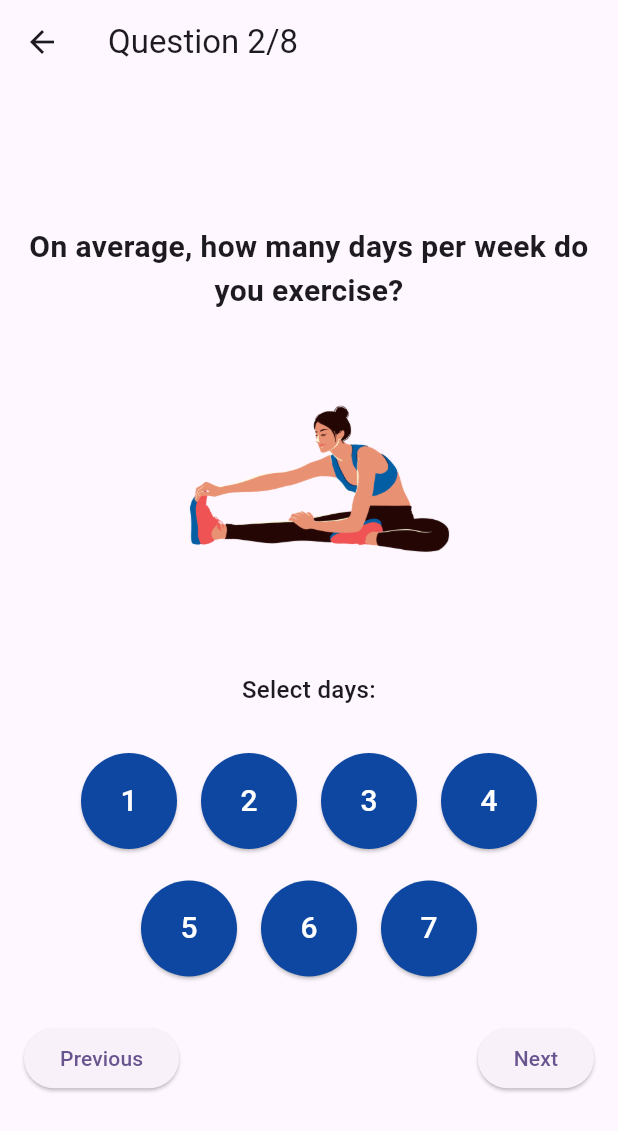
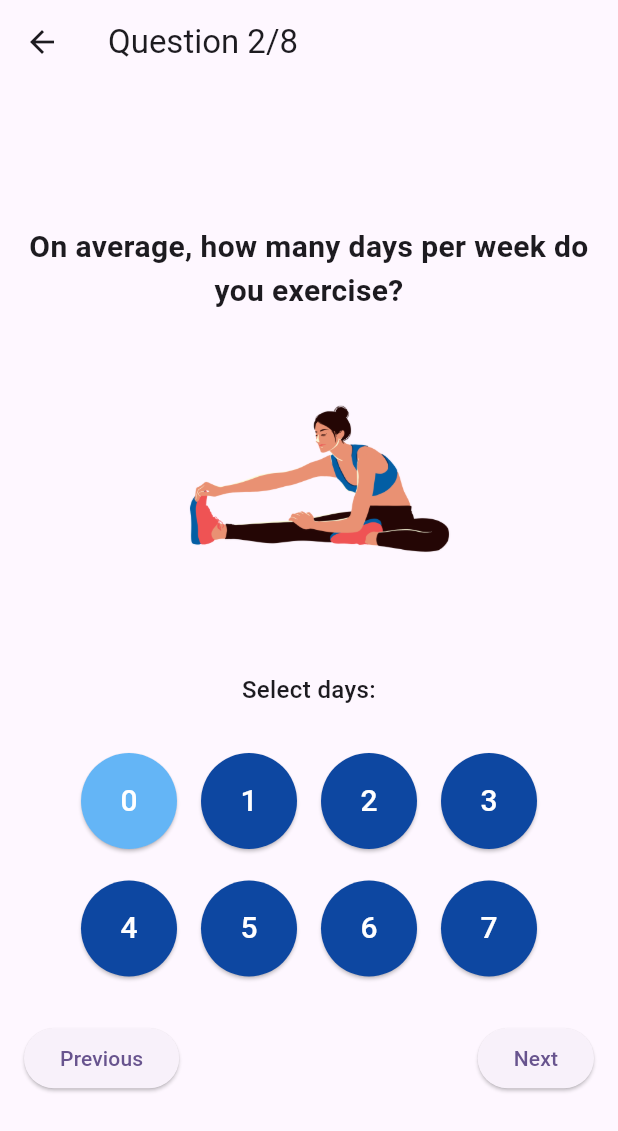
Before and after one commit to IT21161674/Ayuraura, a Flutter app: the BehaviorsQuizScreen screen opened directly, after a tap on "Next", on a phone screen of 412 x 824 dp. Shown: the top 1131 px of the screen. Run offline on Flutter 3.47's test engine with Material 3 defaults, Android fonts, the phone set to English and light mode, and no system bars; our stand-ins replace bottom_navy_bar, camera, charts_flutter, cloud_firestore, equatable, firebase_auth and 7 more; missing offline and left inert: stress_management, zoom_widget; accounts and stored records are empty.

Commit message:
Changed upper limit of screen time seek bar from 24 to 20 and min limit from 1 to 0

```diff
--- a/frontend/lib/pages/main_pages/behaviors/behavior_quiz_screen.dart
+++ b/frontend/lib/pages/main_pages/behaviors/behavior_quiz_screen.dart
@@ -14,7 +14,7 @@ class _BehaviorsQuizScreenState extends State<BehaviorsQuizScreen> {
     {'text': 'On average, how many hours do you sleep per night?', 'range': [3, 9], 'image': 'assets/behaviors/sleep.png'},
     {'text': 'On average, how many days per week do you exercise?', 'range': [1, 7], 'image': 'assets/behaviors/exercise.png'},
     {'text': 'On average, how many hours per week do you spend on work/study?', 'range': [0, 100], 'image': 'assets/behaviors/work.png'},
-    {'text': 'On average, how many hours per day do you spend on screens?', 'range': [1, 24], 'image': 'assets/behaviors/screen.png'},
+    {'text': 'On average, how many hours per day do you spend on screens?', 'range': [0, 20], 'image': 'assets/behaviors/screen.png'},
     {'text': 'How would you rate your daily social interactions?', 'range': [1, 10], 'image': 'assets/behaviors/social.png'},
     {'text': 'How would you rate the healthiness of your diet?', 'range': [1, 10], 'image': 'assets/behaviors/diet.png'},
     {'text': 'How would you rate your smoking and drinking habits?', 'range': [1, 10], 'image': 'assets/behaviors/habits.png'},
@@ -22,6 +22,13 @@ class _BehaviorsQuizScreenState extends State<BehaviorsQuizScreen> {
   ];
 
   Map<int, double> _answers = {};
+
+  @override
+  void initState() {
+    super.initState();
+    // Set default value for exercise to 0
+    _answers[1] = 0.0;
+  }
 
   @override
   Widget build(BuildContext context) {
@@ -50,18 +57,18 @@ class _BehaviorsQuizScreenState extends State<BehaviorsQuizScreen> {
                       child: ElevatedButton(
                         onPressed: () {
                           setState(() {
-                            _answers[_currentQuestionIndex] = (index + 1).toDouble();
+                            _answers[_currentQuestionIndex] = index.toDouble();
                           });
                         },
                         style: ElevatedButton.styleFrom(
                           shape: CircleBorder(),
                           padding: EdgeInsets.all(20),
-                          primary: _answers[_currentQuestionIndex] == (index + 1).toDouble()
+                          primary: _answers[_currentQuestionIndex] == index.toDouble()
                               ? Colors.blue[300]
                               : Colors.blue[900],
                         ),
                         child: Text(
-                          '${index + 1}',
+                          '${index}',
                           style: TextStyle(
                             fontSize: 20,
                             color: Colors.white,
@@ -72,23 +79,23 @@ class _BehaviorsQuizScreenState extends State<BehaviorsQuizScreen> {
                   ),
                   Row(
                     mainAxisAlignment: MainAxisAlignment.center,
-                    children: List.generate(3, (index) => Padding(
+                    children: List.generate(4, (index) => Padding(
                       padding: const EdgeInsets.all(8.0),
                       child: ElevatedButton(
                         onPressed: () {
                           setState(() {
-                            _answers[_currentQuestionIndex] = (index + 5).toDouble();
+                            _answers[_currentQuestionIndex] = (index + 4).toDouble();
                           });
                         },
                         style: ElevatedButton.styleFrom(
                           shape: CircleBorder(),
                           padding: EdgeInsets.all(20),
-                          primary: _answers[_currentQuestionIndex] == (index + 5).toDouble()
+                          primary: _answers[_currentQuestionIndex] == (index + 4).toDouble()
                               ? Colors.blue[300]
                               : Colors.blue[900],
                         ),
                         child: Text(
-                          '${index + 5}',
+                          '${index + 4}',
                           style: TextStyle(
                             fontSize: 20,
                             color: Colors.white,
@@ -106,7 +113,9 @@ class _BehaviorsQuizScreenState extends State<BehaviorsQuizScreen> {
                 value: _answers[_currentQuestionIndex] ?? question['range'][0].toDouble(),
                 min: question['range'][0].toDouble(),
                 max: question['range'][1].toDouble(),
-                divisions: (question['range'][1] - question['range'][0]) * 2,
+                divisions: _currentQuestionIndex == 0
+                    ? (question['range'][1] - question['range'][0]) * 2  // Half units for sleep
+                    : question['range'][1] - question['range'][0],     // Whole units for others
                 label: _answers[_currentQuestionIndex]?.toStringAsFixed(1),
                 onChanged: (value) {
                   setState(() {
```
